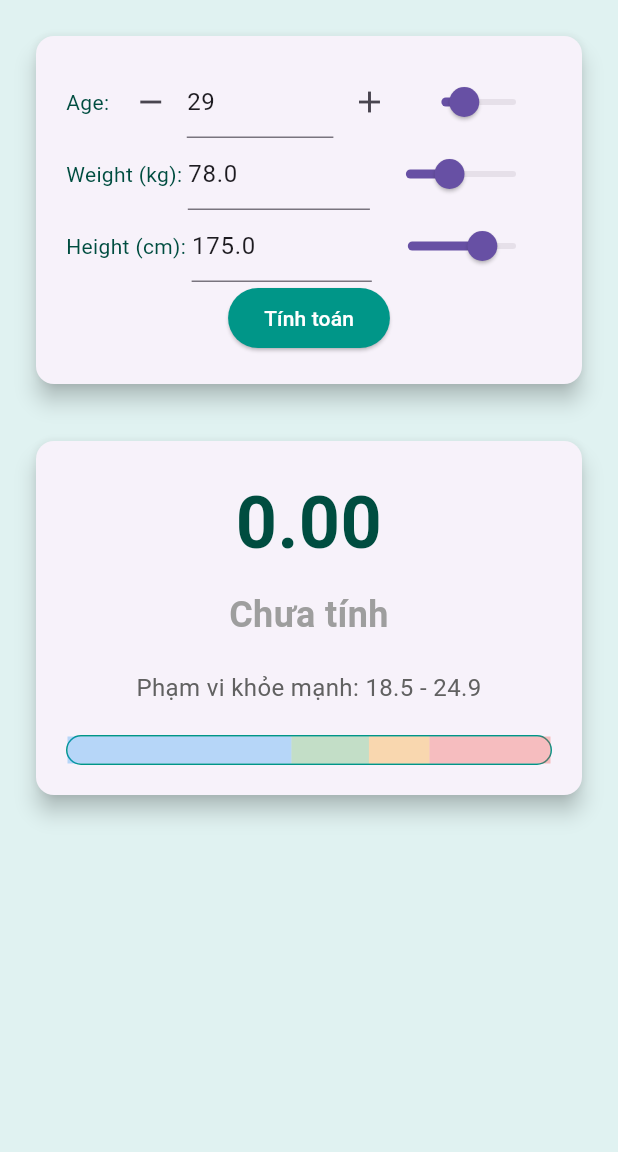
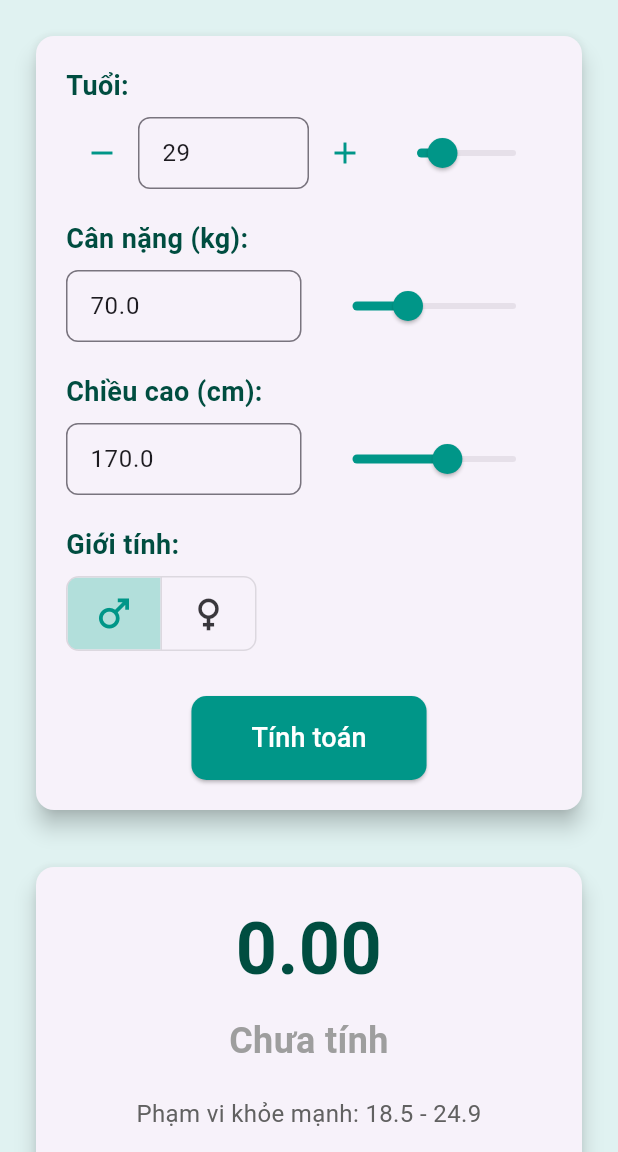
Before and after one commit to letangphuquy/Flutter-Lab-Exercises, a Flutter app: the screen it shows after launch, after a tap on the "remove" icon, on a phone screen of 412 x 824 dp, the part 84-1236 px from its top. Run offline on Flutter 3.47's test engine with Material 3 defaults, Android fonts, the phone set to English and light mode, and no system bars; our stand-ins replace audioplayers.

Commit message:
Lab 8: Input form - Input validation

```diff
--- a/lab8_bmi/lib/input_form.dart
+++ b/lab8_bmi/lib/input_form.dart
@@ -11,48 +11,60 @@ class InputForm extends StatefulWidget {
 
 class _InputFormState extends State<InputForm> {
   double _age = 30;
-  double _weight = 78.0;
-  double _height = 175.0;
+  double _weight = 70.0;
+  double _height = 170.0;
+  String _gender = 'Male';
 
   final TextEditingController _ageController = TextEditingController(text: '30');
-  final TextEditingController _weightController = TextEditingController(text: '78.0');
-  final TextEditingController _heightController = TextEditingController(text: '175.0');
+  final TextEditingController _weightController = TextEditingController(text: '70.0');
+  final TextEditingController _heightController = TextEditingController(text: '170.0');
 
   @override
   void initState() {
     super.initState();
     _ageController.addListener(() {
+      double value = double.tryParse(_ageController.text) ?? _age;
+      if (value >= 0 && value <= 120) {
         setState(() {
-        _age = double.tryParse(_ageController.text) ?? _age;
+          _age = value;
         });
+      }
     });
     _weightController.addListener(() {
+      double value = double.tryParse(_weightController.text) ?? _weight;
+      if (value >= 30 && value <= 150) {
         setState(() {
-        _weight = double.tryParse(_weightController.text) ?? _weight;
+          _weight = value;
         });
+      }
     });
     _heightController.addListener(() {
+      double value = double.tryParse(_heightController.text) ?? _height;
+      if (value >= 100 && value <= 220) {
         setState(() {
-        _height = double.tryParse(_heightController.text) ?? _height;
+          _height = value;
         });
+      }
     });
   }
 
   @override
-  @override
   Widget build(BuildContext context) {
     return Column(
+      crossAxisAlignment: CrossAxisAlignment.start,
       children: [
-        // Age Input
+        Text('Tuổi:', style: TextStyle(fontSize: 18, fontWeight: FontWeight.bold)),
+        SizedBox(height: 8),
         Row(
           children: [
-            Text('Age: '),
             IconButton(
-              icon: Icon(Icons.remove),
+              icon: Icon(Icons.remove, color: Colors.teal),
               onPressed: () {
                 setState(() {
-                  _age = (_age - 1).clamp(0, 100);
+                  if (_age > 0) {
+                    _age--;
                     _ageController.text = _age.toStringAsFixed(0);
+                  }
                 });
               },
             ),
@@ -60,15 +72,20 @@ class _InputFormState extends State<InputForm> {
               child: TextField(
                 controller: _ageController,
                 keyboardType: TextInputType.number,
-                // decoration: InputDecoration(labelText: 'Age'),
+                decoration: InputDecoration(
+                  border: OutlineInputBorder(borderRadius: BorderRadius.circular(8)),
+                  contentPadding: EdgeInsets.symmetric(horizontal: 12, vertical: 8),
+                ),
               ),
             ),
             IconButton(
-              icon: Icon(Icons.add),
+              icon: Icon(Icons.add, color: Colors.teal),
               onPressed: () {
                 setState(() {
-                  _age = (_age + 1).clamp(0, 100);
+                  if (_age < 120) {
+                    _age++;
                     _ageController.text = _age.toStringAsFixed(0);
+                  }
                 });
               },
             ),
@@ -76,9 +93,9 @@ class _InputFormState extends State<InputForm> {
               child: Slider(
                 value: _age,
                 min: 0,
-                max: 100,
-                divisions: 100,
-                label: _age.round().toString(),
+                max: 120,
+                divisions: 120,
+                activeColor: Colors.teal,
                 onChanged: (value) {
                   setState(() {
                     _age = value;
@@ -89,24 +106,29 @@ class _InputFormState extends State<InputForm> {
             ),
           ],
         ),
-        // Weight Input
+        SizedBox(height: 20),
+        Text('Cân nặng (kg):', style: TextStyle(fontSize: 18, fontWeight: FontWeight.bold)),
+        SizedBox(height: 8),
         Row(
           children: [
-            Text('Weight (kg): '),
             Expanded(
               child: TextField(
                 controller: _weightController,
                 keyboardType: TextInputType.numberWithOptions(decimal: true),
-                // decoration: InputDecoration(labelText: 'Weight'),
+                decoration: InputDecoration(
+                  border: OutlineInputBorder(borderRadius: BorderRadius.circular(8)),
+                  contentPadding: EdgeInsets.symmetric(horizontal: 12, vertical: 8),
                 ),
               ),
+            ),
+            SizedBox(width: 10),
             Expanded(
               child: Slider(
                 value: _weight,
-                min: 0,
-                max: 200,
-                divisions: 2000,
-                label: _weight.toStringAsFixed(1),
+                min: 30,
+                max: 150,
+                divisions: 1200,
+                activeColor: Colors.teal,
                 onChanged: (value) {
                   setState(() {
                     _weight = value;
@@ -117,24 +139,29 @@ class _InputFormState extends State<InputForm> {
             ),
           ],
         ),
-        // Height Input
+        SizedBox(height: 20),
+        Text('Chiều cao (cm):', style: TextStyle(fontSize: 18, fontWeight: FontWeight.bold)),
+        SizedBox(height: 8),
         Row(
           children: [
-            Text('Height (cm): '),
             Expanded(
               child: TextField(
                 controller: _heightController,
                 keyboardType: TextInputType.numberWithOptions(decimal: true),
-                // decoration: InputDecoration(labelText: 'Height'),
+                decoration: InputDecoration(
+                  border: OutlineInputBorder(borderRadius: BorderRadius.circular(8)),
+                  contentPadding: EdgeInsets.symmetric(horizontal: 12, vertical: 8),
                 ),
               ),
+            ),
+            SizedBox(width: 10),
             Expanded(
               child: Slider(
                 value: _height,
-                min: 0,
-                max: 250,
-                divisions: 2500,
-                label: _height.toStringAsFixed(1),
+                min: 100,
+                max: 220,
+                divisions: 1200,
+                activeColor: Colors.teal,
                 onChanged: (value) {
                   setState(() {
                     _height = value;
@@ -145,11 +172,50 @@ class _InputFormState extends State<InputForm> {
             ),
           ],
         ),
-        ElevatedButton(
+        SizedBox(height: 20),
+        Text('Giới tính:', style: TextStyle(fontSize: 18, fontWeight: FontWeight.bold)),
+        SizedBox(height: 8),
+        ToggleButtons(
+          borderRadius: BorderRadius.circular(8),
+          selectedColor: Colors.teal,
+          fillColor: Colors.teal[100],
+          isSelected: [_gender == 'Male', _gender == 'Female'],
+          onPressed: (index) {
+            setState(() {
+              _gender = index == 0 ? 'Male' : 'Female';
+            });
+          },
+          children: [
+            Padding(
+              padding: EdgeInsets.symmetric(horizontal: 16, vertical: 8),
+              child: Icon(Icons.male, size: 30),
+            ),
+            Padding(
+              padding: EdgeInsets.symmetric(horizontal: 16, vertical: 8),
+              child: Icon(Icons.female, size: 30),
+            ),
+          ],
+        ),
+        SizedBox(height: 30),
+        Center(
+          child: ElevatedButton(
             onPressed: () {
-            widget.onCalculate(_height, _weight); // Chuyển cm sang m
+              double height = double.tryParse(_heightController.text) ?? 0;
+              double weight = double.tryParse(_weightController.text) ?? 0;
+              if (height >= 100 && height <= 220 && weight >= 30 && weight <= 150) {
+                widget.onCalculate(height, weight);
+              } else {
+                ScaffoldMessenger.of(context).showSnackBar(
+                  SnackBar(content: Text('Vui lòng nhập giá trị hợp lệ')),
+                );
+              }
             },
-          child: Text('Tính toán'),
+            style: ElevatedButton.styleFrom(
+              padding: EdgeInsets.symmetric(horizontal: 40, vertical: 15),
+              shape: RoundedRectangleBorder(borderRadius: BorderRadius.circular(10)),
+            ),
+            child: Text('Tính toán', style: TextStyle(fontSize: 18)),
+          ),
         ),
       ],
     );
```
Lines whose indentation alone changed are shown as unchanged.
